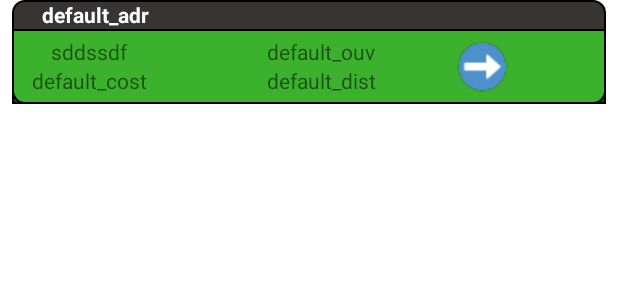
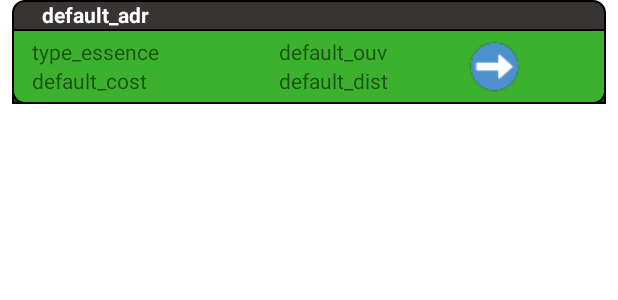
Before and after one commit to achaubet/ProjetFuelToday, an Android app: the layout best_station.xml on its own in the app's theme, with its tools: preview values and no code run, on a phone screen of 412 x 824 dp. Shown: the top 300 px of the screen. Run offline under Robolectric (Android 15) with nearby library versions, the phone set to English and light mode, and no system bars.

Commit message:
change affichage + stationadapter

```diff
--- a/app/src/main/res/layout/best_station.xml
+++ b/app/src/main/res/layout/best_station.xml
@@ -39,11 +39,11 @@
                 android:orientation="vertical">
 
                 <TextView
-                    android:id="@+id/textView"
+                    android:id="@+id/textEssence"
                     android:layout_width="match_parent"
                     android:layout_height="wrap_content"
                     android:textAlignment="center"
-                    android:text="sddssdf" />
+                    android:text="@string/type_essence" />
 
                 <TextView
                     android:id="@+id/textPrix"
--- a/app/src/main/res/values/strings.xml
+++ b/app/src/main/res/values/strings.xml
@@ -4,6 +4,7 @@
     <string name="text_prix">default_cost</string>
     <string name="text_dist">default_dist</string>
     <string name="text_ouv">default_ouv</string>
+    <string name="type_essence">type_essence</string>
     <string name="settings_name">Paramètres de Fuel Today</string>
     <string name="radius">Rayon de Recherche</string>
     <string name="radius_desc">Définir le rayon</string>
```
Also changed, not shown: app/src/main/java/fr/univpau/fueltoday/StationAdapter.java (+27 -4 lines).
